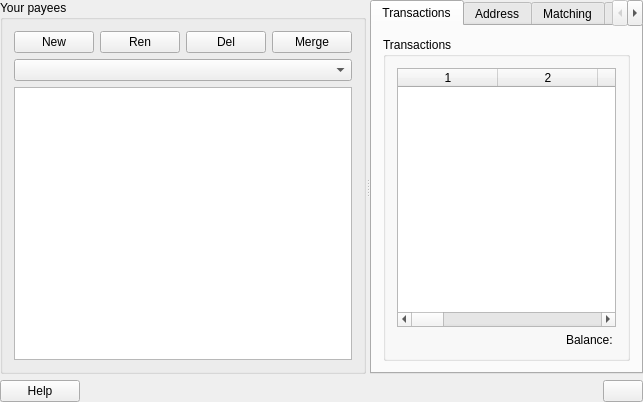
rhabacker/kmymoney, file kmymoney/views/kpayeesviewdecl.ui: the form before one commit.
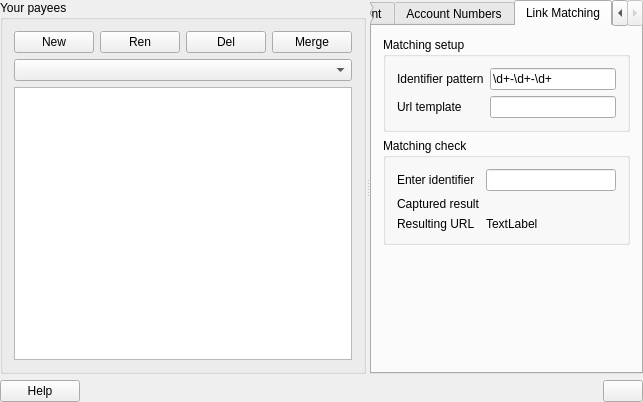
The form after the commit. The open tabs and pages were chosen to show the change. Custom widgets are drawn as their Qt base class.

Commit message: Add support for opening URLs from identifiers in transaction notes.

```diff
--- a/kmymoney/views/kpayeesviewdecl.ui
+++ b/kmymoney/views/kpayeesviewdecl.ui
@@ -563,6 +563,118 @@
           </item>
          </layout>
         </widget>
+        <widget class="QWidget" name="tabLinks">
+         <attribute name="title">
+          <string>Link Matching</string>
+         </attribute>
+         <layout class="QGridLayout" name="gridLayout_3">
+          <item row="0" column="0">
+           <layout class="QVBoxLayout" name="verticalLayout_5">
+            <item>
+             <widget class="QGroupBox" name="groupBox">
+              <property name="title">
+               <string>Matching setup</string>
+              </property>
+              <layout class="QGridLayout" name="gridLayout_2">
+               <item row="0" column="0">
+                <layout class="QGridLayout" name="gridLayout">
+                 <item row="0" column="1">
+                  <widget class="KLineEdit" name="idPatternEdit">
+                   <property name="text">
+                    <string>\d+-\d+-\d+</string>
+                   </property>
+                  </widget>
+                 </item>
+                 <item row="0" column="0">
+                  <widget class="QLabel" name="idPatternLabel">
+                   <property name="text">
+                    <string>Identifier pattern</string>
+                   </property>
+                  </widget>
+                 </item>
+                 <item row="1" column="0">
+                  <widget class="QLabel" name="urlTemplateLabel">
+                   <property name="text">
+                    <string>Url template</string>
+                   </property>
+                  </widget>
+                 </item>
+                 <item row="1" column="1">
+                  <widget class="KLineEdit" name="urlTemplateEdit"/>
+                 </item>
+                </layout>
+               </item>
+              </layout>
+             </widget>
+            </item>
+            <item>
+             <widget class="QGroupBox" name="groupBox_2">
+              <property name="title">
+               <string>Matching check</string>
+              </property>
+              <layout class="QGridLayout" name="gridLayout_4">
+               <item row="0" column="0">
+                <layout class="QGridLayout" name="gridLayout_5">
+                 <item row="1" column="1">
+                  <widget class="QLabel" name="matchingCheckLabel">
+                   <property name="text">
+                    <string/>
+                   </property>
+                  </widget>
+                 </item>
+                 <item row="0" column="0">
+                  <widget class="QLabel" name="label">
+                   <property name="text">
+                    <string>Enter identifier</string>
+                   </property>
+                  </widget>
+                 </item>
+                 <item row="1" column="0">
+                  <widget class="QLabel" name="label_2">
+                   <property name="text">
+                    <string>Captured result</string>
+                   </property>
+                  </widget>
+                 </item>
+                 <item row="0" column="1">
+                  <widget class="KLineEdit" name="matchingCheckEdit"/>
+                 </item>
+                 <item row="2" column="0">
+                  <widget class="QLabel" name="label_3">
+                   <property name="text">
+                    <string>Resulting URL</string>
+                   </property>
+                  </widget>
+                 </item>
+                 <item row="2" column="1">
+                  <widget class="QLabel" name="matchingCheckURL">
+                   <property name="text">
+                    <string>TextLabel</string>
+                   </property>
+                  </widget>
+                 </item>
+                </layout>
+               </item>
+              </layout>
+             </widget>
+            </item>
+           </layout>
+          </item>
+          <item row="1" column="0">
+           <spacer name="verticalSpacer">
+            <property name="orientation">
+             <enum>Qt::Vertical</enum>
+            </property>
+            <property name="sizeHint" stdset="0">
+             <size>
+              <width>20</width>
+              <height>40</height>
+             </size>
+            </property>
+           </spacer>
+          </item>
+         </layout>
+        </widget>
        </widget>
       </widget>
      </item>
```
The commit also changes 8 other files.
